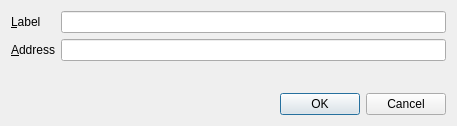
The window that src/qt/forms/editaddressdialog.ui (NoirX/NoirShares-v2-old) describes before a commit, drawn with Qt 5.
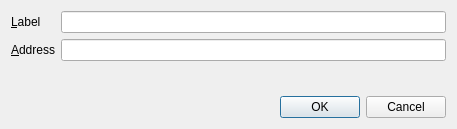
The same window after the commit.

The edit to the form file:
```diff
--- a/src/qt/forms/editaddressdialog.ui
+++ b/src/qt/forms/editaddressdialog.ui
@@ -7,7 +7,7 @@
     <x>0</x>
     <y>0</y>
     <width>457</width>
-    <height>126</height>
+    <height>129</height>
    </rect>
   </property>
   <property name="windowTitle">
```
